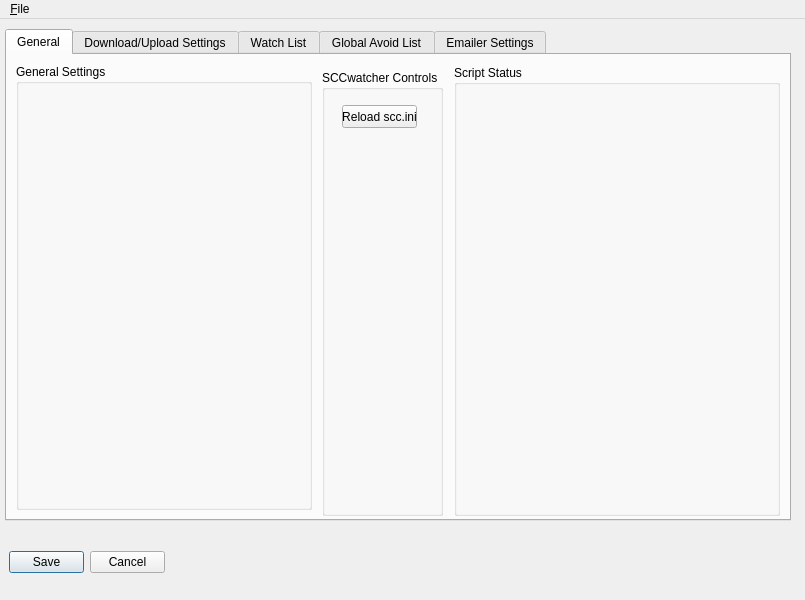
Old version of the form settings_gui-sccw2.0/settings_ui.ui in the repository DrBosco/sccwatcher.
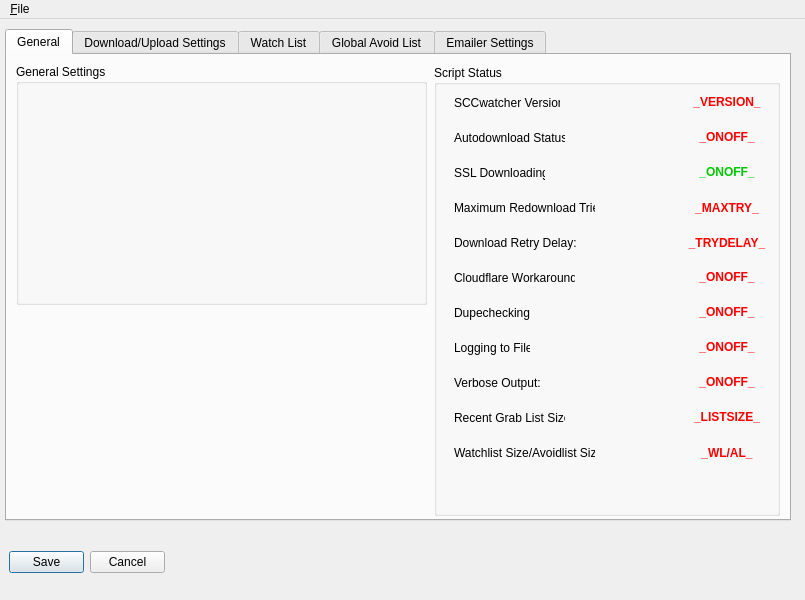
New version of the form. The open tabs and pages were chosen to show the change. Icons and pictures are not drawn.

Patch:
```diff
--- a/settings_gui-sccw2.0/settings_ui.ui
+++ b/settings_gui-sccw2.0/settings_ui.ui
@@ -72,8 +72,8 @@
        <rect>
         <x>9</x>
         <y>9</y>
-        <width>296</width>
-        <height>446</height>
+        <width>411</width>
+        <height>241</height>
        </rect>
       </property>
       <property name="title">
@@ -83,41 +83,301 @@
      <widget class="QGroupBox" name="groupBox_4">
       <property name="geometry">
        <rect>
-        <x>447</x>
+        <x>427</x>
         <y>10</y>
-        <width>326</width>
+        <width>346</width>
         <height>451</height>
        </rect>
       </property>
       <property name="title">
        <string>Script Status</string>
       </property>
-     </widget>
-     <widget class="QGroupBox" name="groupBox_2">
-      <property name="geometry">
-       <rect>
-        <x>315</x>
-        <y>15</y>
-        <width>121</width>
-        <height>446</height>
-       </rect>
-      </property>
-      <property name="title">
-       <string>SCCwatcher Controls</string>
-      </property>
-      <widget class="QPushButton" name="pushButton">
+      <widget class="QLabel" name="label">
        <property name="geometry">
         <rect>
          <x>20</x>
-         <y>35</y>
-         <width>75</width>
-         <height>23</height>
+         <y>30</y>
+         <width>106</width>
+         <height>16</height>
         </rect>
        </property>
        <property name="text">
-        <string>Reload scc.ini</string>
+        <string>SCCwatcher Version:</string>
        </property>
       </widget>
+      <widget class="QLabel" name="label_2">
+       <property name="geometry">
+        <rect>
+         <x>250</x>
+         <y>30</y>
+         <width>86</width>
+         <height>13</height>
+        </rect>
+       </property>
+       <property name="text">
+        <string>&lt;html&gt;&lt;head/&gt;&lt;body&gt;&lt;p align=&quot;center&quot;&gt;&lt;span style=&quot; font-weight:600; color:#ff0000;&quot;&gt;_VERSION_&lt;/span&gt;&lt;/p&gt;&lt;/body&gt;&lt;/html&gt;</string>
+       </property>
+      </widget>
+      <widget class="QLabel" name="label_3">
+       <property name="geometry">
+        <rect>
+         <x>20</x>
+         <y>65</y>
+         <width>111</width>
+         <height>16</height>
+        </rect>
+       </property>
+       <property name="text">
+        <string>Autodownload Status:</string>
+       </property>
+      </widget>
+      <widget class="QLabel" name="label_4">
+       <property name="geometry">
+        <rect>
+         <x>250</x>
+         <y>65</y>
+         <width>86</width>
+         <height>13</height>
+        </rect>
+       </property>
+       <property name="text">
+        <string>&lt;html&gt;&lt;head/&gt;&lt;body&gt;&lt;p align=&quot;center&quot;&gt;&lt;span style=&quot; font-weight:600; color:#ff0000;&quot;&gt;_ONOFF_&lt;/span&gt;&lt;/p&gt;&lt;/body&gt;&lt;/html&gt;</string>
+       </property>
+      </widget>
+      <widget class="QLabel" name="label_5">
+       <property name="geometry">
+        <rect>
+         <x>20</x>
+         <y>100</y>
+         <width>91</width>
+         <height>16</height>
+        </rect>
+       </property>
+       <property name="text">
+        <string>SSL Downloading: </string>
+       </property>
+      </widget>
+      <widget class="QLabel" name="label_6">
+       <property name="geometry">
+        <rect>
+         <x>250</x>
+         <y>100</y>
+         <width>86</width>
+         <height>13</height>
+        </rect>
+       </property>
+       <property name="text">
+        <string>&lt;html&gt;&lt;head/&gt;&lt;body&gt;&lt;p align=&quot;center&quot;&gt;&lt;span style=&quot; font-weight:600; color:#00c800;&quot;&gt;_ONOFF_&lt;/span&gt;&lt;/p&gt;&lt;/body&gt;&lt;/html&gt;</string>
+       </property>
+      </widget>
+      <widget class="QLabel" name="label_7">
+       <property name="geometry">
+        <rect>
+         <x>20</x>
+         <y>205</y>
+         <width>121</width>
+         <height>16</height>
+        </rect>
+       </property>
+       <property name="text">
+        <string>Cloudflare Workaround: </string>
+       </property>
+      </widget>
+      <widget class="QLabel" name="label_8">
+       <property name="geometry">
+        <rect>
+         <x>250</x>
+         <y>205</y>
+         <width>86</width>
+         <height>13</height>
+        </rect>
+       </property>
+       <property name="text">
+        <string>&lt;html&gt;&lt;head/&gt;&lt;body&gt;&lt;p align=&quot;center&quot;&gt;&lt;span style=&quot; font-weight:600; color:#ff0000;&quot;&gt;_ONOFF_&lt;/span&gt;&lt;/p&gt;&lt;/body&gt;&lt;/html&gt;</string>
+       </property>
+      </widget>
+      <widget class="QLabel" name="label_9">
+       <property name="geometry">
+        <rect>
+         <x>20</x>
+         <y>240</y>
+         <width>76</width>
+         <height>16</height>
+        </rect>
+       </property>
+       <property name="text">
+        <string>Dupechecking:</string>
+       </property>
+      </widget>
+      <widget class="QLabel" name="label_10">
+       <property name="geometry">
+        <rect>
+         <x>250</x>
+         <y>240</y>
+         <width>86</width>
+         <height>13</height>
+        </rect>
+       </property>
+       <property name="text">
+        <string>&lt;html&gt;&lt;head/&gt;&lt;body&gt;&lt;p align=&quot;center&quot;&gt;&lt;span style=&quot; font-weight:600; color:#ff0000;&quot;&gt;_ONOFF_&lt;/span&gt;&lt;/p&gt;&lt;/body&gt;&lt;/html&gt;</string>
+       </property>
+      </widget>
+      <widget class="QLabel" name="label_11">
+       <property name="geometry">
+        <rect>
+         <x>20</x>
+         <y>275</y>
+         <width>76</width>
+         <height>16</height>
+        </rect>
+       </property>
+       <property name="text">
+        <string>Logging to File:</string>
+       </property>
+      </widget>
+      <widget class="QLabel" name="label_12">
+       <property name="geometry">
+        <rect>
+         <x>250</x>
+         <y>275</y>
+         <width>86</width>
+         <height>13</height>
+        </rect>
+       </property>
+       <property name="text">
+        <string>&lt;html&gt;&lt;head/&gt;&lt;body&gt;&lt;p align=&quot;center&quot;&gt;&lt;span style=&quot; font-weight:600; color:#ff0000;&quot;&gt;_ONOFF_&lt;/span&gt;&lt;/p&gt;&lt;/body&gt;&lt;/html&gt;</string>
+       </property>
+      </widget>
+      <widget class="QLabel" name="label_13">
+       <property name="geometry">
+        <rect>
+         <x>20</x>
+         <y>345</y>
+         <width>111</width>
+         <height>16</height>
+        </rect>
+       </property>
+       <property name="text">
+        <string>Recent Grab List Size:</string>
+       </property>
+      </widget>
+      <widget class="QLabel" name="label_14">
+       <property name="geometry">
+        <rect>
+         <x>250</x>
+         <y>345</y>
+         <width>86</width>
+         <height>13</height>
+        </rect>
+       </property>
+       <property name="text">
+        <string>&lt;html&gt;&lt;head/&gt;&lt;body&gt;&lt;p align=&quot;center&quot;&gt;&lt;span style=&quot; font-weight:600; color:#ff0000;&quot;&gt;_LISTSIZE_&lt;/span&gt;&lt;/p&gt;&lt;/body&gt;&lt;/html&gt;</string>
+       </property>
+      </widget>
+      <widget class="QLabel" name="label_15">
+       <property name="geometry">
+        <rect>
+         <x>20</x>
+         <y>380</y>
+         <width>141</width>
+         <height>16</height>
+        </rect>
+       </property>
+       <property name="text">
+        <string>Watchlist Size/Avoidlist Size:</string>
+       </property>
+      </widget>
+      <widget class="QLabel" name="label_16">
+       <property name="geometry">
+        <rect>
+         <x>250</x>
+         <y>380</y>
+         <width>86</width>
+         <height>16</height>
+        </rect>
+       </property>
+       <property name="text">
+        <string>&lt;html&gt;&lt;head/&gt;&lt;body&gt;&lt;p align=&quot;center&quot;&gt;&lt;span style=&quot; font-weight:600; color:#ff0000;&quot;&gt;_WL/AL_&lt;/span&gt;&lt;/p&gt;&lt;/body&gt;&lt;/html&gt;</string>
+       </property>
+      </widget>
+      <widget class="QLabel" name="label_17">
+       <property name="geometry">
+        <rect>
+         <x>20</x>
+         <y>135</y>
+         <width>141</width>
+         <height>16</height>
+        </rect>
+       </property>
+       <property name="text">
+        <string>Maximum Redownload Tries:</string>
+       </property>
+      </widget>
+      <widget class="QLabel" name="label_18">
+       <property name="geometry">
+        <rect>
+         <x>20</x>
+         <y>170</y>
+         <width>136</width>
+         <height>16</height>
+        </rect>
+       </property>
+       <property name="text">
+        <string>Download Retry Delay:</string>
+       </property>
+      </widget>
+      <widget class="QLabel" name="label_19">
+       <property name="geometry">
+        <rect>
+         <x>250</x>
+         <y>135</y>
+         <width>86</width>
+         <height>16</height>
+        </rect>
+       </property>
+       <property name="text">
+        <string>&lt;html&gt;&lt;head/&gt;&lt;body&gt;&lt;p align=&quot;center&quot;&gt;&lt;span style=&quot; font-weight:600; color:#ff0000;&quot;&gt;_MAXTRY_&lt;/span&gt;&lt;/p&gt;&lt;/body&gt;&lt;/html&gt;</string>
+       </property>
+      </widget>
+      <widget class="QLabel" name="label_20">
+       <property name="geometry">
+        <rect>
+         <x>250</x>
+         <y>170</y>
+         <width>86</width>
+         <height>16</height>
+        </rect>
+       </property>
+       <property name="text">
+        <string>&lt;html&gt;&lt;head/&gt;&lt;body&gt;&lt;p align=&quot;center&quot;&gt;&lt;span style=&quot; font-weight:600; color:#ff0000;&quot;&gt;_TRYDELAY_&lt;/span&gt;&lt;/p&gt;&lt;/body&gt;&lt;/html&gt;</string>
+       </property>
+      </widget>
+      <widget class="QLabel" name="label_21">
+       <property name="geometry">
+        <rect>
+         <x>250</x>
+         <y>310</y>
+         <width>86</width>
+         <height>13</height>
+        </rect>
+       </property>
+       <property name="text">
+        <string>&lt;html&gt;&lt;head/&gt;&lt;body&gt;&lt;p align=&quot;center&quot;&gt;&lt;span style=&quot; font-weight:600; color:#ff0000;&quot;&gt;_ONOFF_&lt;/span&gt;&lt;/p&gt;&lt;/body&gt;&lt;/html&gt;</string>
+       </property>
+      </widget>
+      <widget class="QLabel" name="label_22">
+       <property name="geometry">
+        <rect>
+         <x>20</x>
+         <y>310</y>
+         <width>111</width>
+         <height>16</height>
+        </rect>
+       </property>
+       <property name="text">
+        <string>Verbose Output:</string>
+       </property>
+      </widget>
      </widget>
      <zorder>groupBox_2</zorder>
      <zorder>groupBox</zorder>
@@ -267,7 +527,7 @@
         <cstring>sizeLimitLowerTextbox</cstring>
        </property>
       </widget>
-      <widget class="QLabel" name="label">
+      <widget class="QLabel" name="globalCFBypassLabel">
        <property name="geometry">
         <rect>
          <x>10</x>
@@ -293,7 +553,7 @@
         <enum>Qt::Horizontal</enum>
        </property>
       </widget>
-      <widget class="QLabel" name="label_2">
+      <widget class="QLabel" name="globalCFBypassCookiefileLabel">
        <property name="geometry">
         <rect>
          <x>10</x>
@@ -329,7 +589,7 @@
         </rect>
        </property>
       </widget>
-      <widget class="QLabel" name="label_3">
+      <widget class="QLabel" name="globalCFBypassUseragentLabel">
        <property name="geometry">
         <rect>
          <x>10</x>
@@ -714,7 +974,7 @@
         <string>Enable External Command</string>
        </property>
       </widget>
-      <widget class="QLabel" name="label_4">
+      <widget class="QLabel" name="extCmdSelectProgramLabel">
        <property name="geometry">
         <rect>
          <x>10</x>
@@ -727,7 +987,7 @@
         <string>Select Program:</string>
        </property>
       </widget>
-      <widget class="QLabel" name="label_5">
+      <widget class="QLabel" name="extCmdArguemtsLabel">
        <property name="geometry">
         <rect>
          <x>10</x>
```
Left out of the diff: 147 changed lines with no effect on the pictures.
